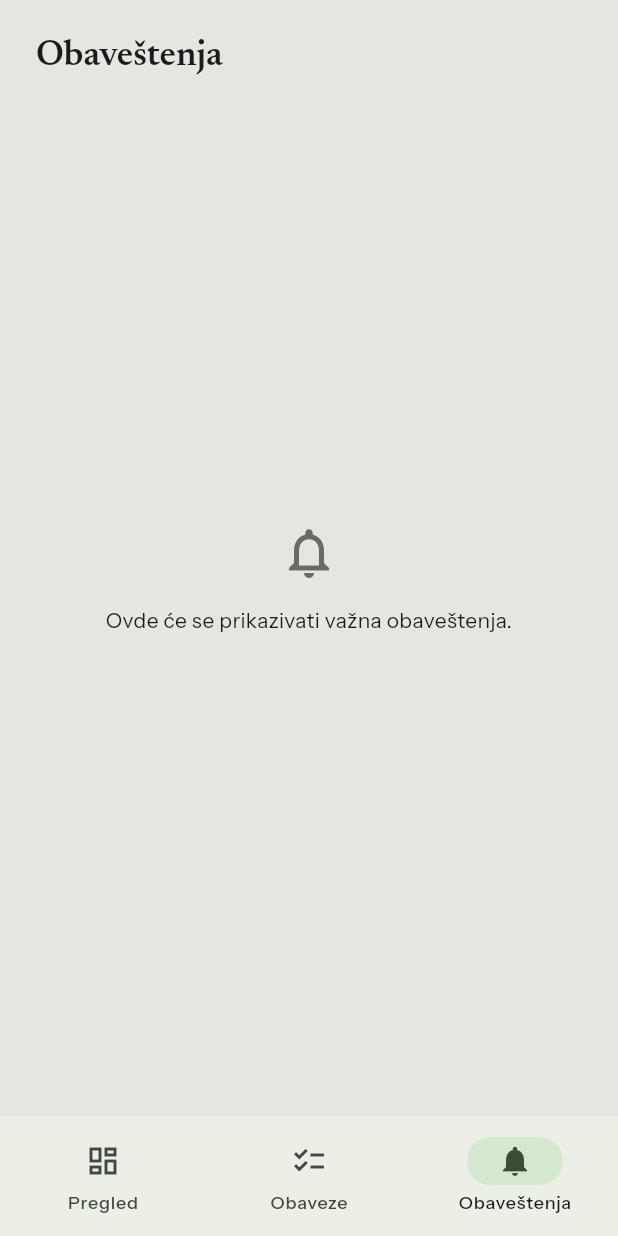
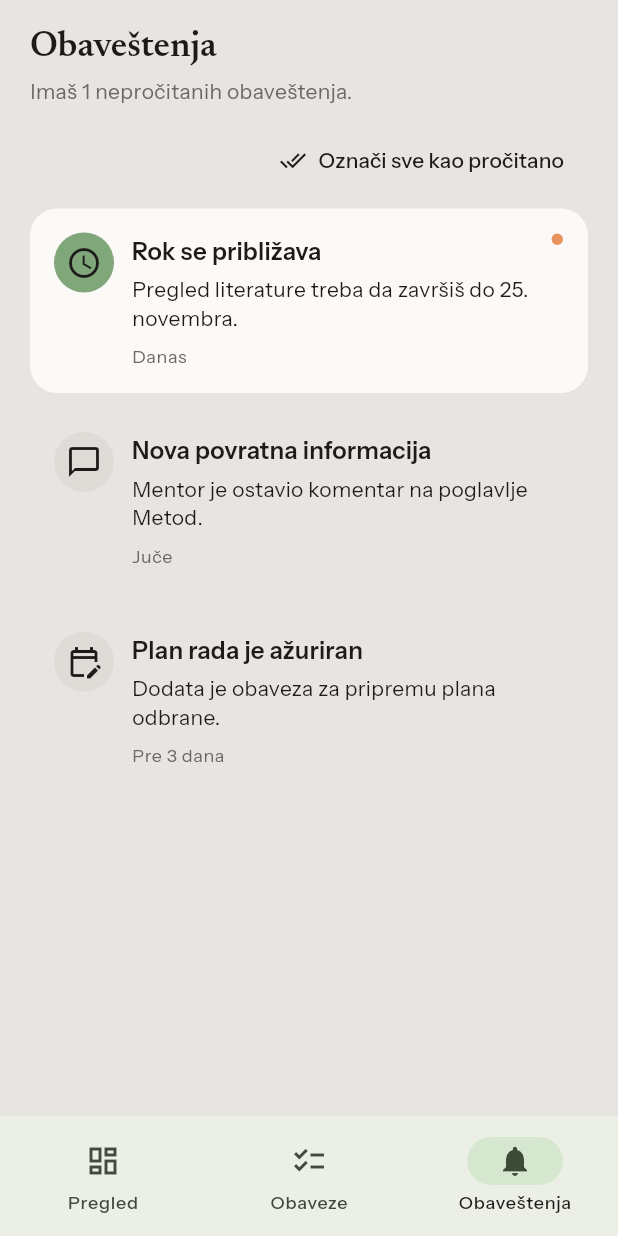
Before and after one commit to jovanabugarcic/satis, a Flutter app: the SatisShell screen opened directly, item 3 of the bottom bar chosen, on a phone screen of 412 x 824 dp. Run offline on Flutter 3.47's test engine with Material 3 defaults, Android fonts, the phone set to English and light mode, and no system bars.

Commit message:
dodat ekran za notifikacije

```diff
--- a/lib/navigation/satis_shell.dart
+++ b/lib/navigation/satis_shell.dart
@@ -1,6 +1,6 @@
 import 'package:flutter/material.dart';
 
-import '../core/theme/satis_palette.dart';
+import '../screens/notifications_screen.dart';
 import '../screens/obligations_screen.dart';
 import '../screens/student_dashboard_screen.dart';
 
@@ -38,11 +38,7 @@ class _SatisShellState extends State<SatisShell> {
     final pages = [ //spisak ekrana
       const StudentDashboardScreen(),
       const ObligationsScreen(),
-      const _PlaceholderPage(
-        title: 'Obaveštenja',
-        description: 'Ovde će se prikazivati važna obaveštenja.',
-        icon: Icons.notifications_outlined,
-      ),
+      const NotificationsScreen(),
     ];
 
     return Scaffold(//Vraća osnovni Material raspored ekrana
@@ -62,50 +58,3 @@ class _SatisShellState extends State<SatisShell> {
     );
   }
 }
-
-class _PlaceholderPage extends StatelessWidget {
-  const _PlaceholderPage({
-    required this.title,
-    required this.description,
-    required this.icon,
-  });
-
-  final String title;
-  final String description;
-  final IconData icon;
-
-  @override
-  Widget build(BuildContext context) {
-    final textTheme = Theme.of(context).textTheme;
-
-    return Scaffold(
-      backgroundColor: SatisPalette.background,
-      body: SafeArea(
-        child: Padding(
-          padding: const EdgeInsets.all(24),
-          child: Column(
-            crossAxisAlignment: CrossAxisAlignment.start,
-            children: [
-              Text(title, style: textTheme.headlineSmall),
-              const Spacer(),
-              Center(
-                child: Column(
-                  children: [
-                    Icon(icon, size: 40, color: SatisPalette.mutedText),
-                    const SizedBox(height: 16),
-                    Text(
-                      description,
-                      textAlign: TextAlign.center,
-                      style: textTheme.bodyMedium,
-                    ),
-                  ],
-                ),
-              ),
-              const Spacer(),
-            ],
-          ),
-        ),
-      ),
-    );
-  }
-}
--- /dev/null
+++ b/lib/screens/notifications_screen.dart
@@ -0,0 +1,182 @@
+import 'package:flutter/material.dart';
+
+import '../core/theme/satis_palette.dart';
+
+class NotificationsScreen extends StatefulWidget {
+  const NotificationsScreen({super.key});
+
+  @override
+  State<NotificationsScreen> createState() => _NotificationsScreenState();
+}
+
+class _NotificationsScreenState extends State<NotificationsScreen> {
+  final List<_AppNotification> _notifications = [ //lista obaveštenja koja se prikazuju na ekranu
+    _AppNotification(
+      title: 'Rok se približava',
+      message: 'Pregled literature treba da završiš do 25. novembra.',
+      timeLabel: 'Danas',
+      icon: Icons.schedule_outlined,
+    ),
+    _AppNotification(
+      title: 'Nova povratna informacija',
+      message: 'Mentor je ostavio komentar na poglavlje Metod.',
+      timeLabel: 'Juče',
+      icon: Icons.chat_bubble_outline,
+      isRead: true,
+    ),
+    _AppNotification(
+      title: 'Plan rada je ažuriran',
+      message: 'Dodata je obaveza za pripremu plana odbrane.',
+      timeLabel: 'Pre 3 dana',
+      icon: Icons.edit_calendar_outlined,
+      isRead: true,
+    ),
+  ];
+
+  int get _unreadCount => //prebrojava neprocitana obavestenja
+      _notifications.where((notification) => !notification.isRead).length;
+
+  void _markAsRead(_AppNotification notification) {
+    if (notification.isRead) return; //ako je obavestenje vec procitano, ne radi nista
+
+    setState(() {
+      notification.isRead = true;
+    });
+  }
+
+  void _markAllAsRead() {
+    setState(() { //flutter ponovo renderuje ekran sa novim stanjem, sve obavestenja se oznacavaju kao procitana
+      for (final notification in _notifications) {
+        notification.isRead = true;
+      }
+    });
+  }
+
+  @override
+  Widget build(BuildContext context) {
+    final textTheme = Theme.of(context).textTheme;
+
+    return Scaffold(
+      body: SafeArea(
+        child: ListView(
+          padding: const EdgeInsets.fromLTRB(20, 18, 20, 28),
+          children: [
+            Text('Obaveštenja', style: textTheme.headlineSmall),
+            const SizedBox(height: 6),
+            Text(
+              _unreadCount == 0
+                  ? 'Pročitala si sva obaveštenja.'
+                  : 'Imaš $_unreadCount nepročitanih obaveštenja.',
+              style: textTheme.bodyMedium?.copyWith(
+                color: SatisPalette.mutedText,
+              ),
+            ),
+            const SizedBox(height: 12),
+            Align(
+              alignment: Alignment.centerRight,
+              child: TextButton.icon(
+                onPressed: _unreadCount == 0 ? null : _markAllAsRead,
+                icon: const Icon(Icons.done_all),
+                label: const Text('Označi sve kao pročitano'),
+              ),
+            ),
+            const SizedBox(height: 8),
+            for (final notification in _notifications) ...[
+              _NotificationCard(
+                notification: notification,
+                onTap: () => _markAsRead(notification),
+              ),
+              const SizedBox(height: 10),
+            ],
+          ],
+        ),
+      ),
+    );
+  }
+}
+
+class _NotificationCard extends StatelessWidget {
+  const _NotificationCard({
+    required this.notification,
+    required this.onTap,
+  });
+
+  final _AppNotification notification;
+  final VoidCallback onTap; //govori kartici sta treba da uradi kada se klikne na nju, u ovom slucaju oznacava obavestenje kao procitano
+
+  @override
+  Widget build(BuildContext context) {
+    final textTheme = Theme.of(context).textTheme;
+    final isUnread = !notification.isRead;
+
+    return Material( //daje kartici pozadinu i zaobljene ivice
+      color: isUnread ? SatisPalette.surface : SatisPalette.background,
+      borderRadius: BorderRadius.circular(18),
+      child: InkWell( //omogućava dodir i vizuelni talasni efekat
+        onTap: onTap,
+        borderRadius: BorderRadius.circular(18),
+        child: Padding(
+          padding: const EdgeInsets.all(16),
+          child: Row(
+            crossAxisAlignment: CrossAxisAlignment.start,
+            children: [
+              CircleAvatar( //prikazuje ikonu obaveštenja.
+                backgroundColor: isUnread
+                    ? SatisPalette.sage
+                    : SatisPalette.line,
+                child: Icon(notification.icon, color: SatisPalette.ink),
+              ),
+              const SizedBox(width: 12),
+              Expanded(
+                child: Column(
+                  crossAxisAlignment: CrossAxisAlignment.start,
+                  children: [
+                    Row(
+                      crossAxisAlignment: CrossAxisAlignment.start,
+                      children: [
+                        Expanded(
+                          child: Text(
+                            notification.title,
+                            style: textTheme.titleMedium,
+                          ),
+                        ),
+                        if (isUnread) ...[
+                          const SizedBox(width: 8),
+                          const Icon(
+                            Icons.circle,
+                            size: 9,
+                            color: SatisPalette.apricot,
+                          ),
+                        ],
+                      ],
+                    ),
+                    const SizedBox(height: 5),
+                    Text(notification.message, style: textTheme.bodyMedium),
+                    const SizedBox(height: 8),
+                    Text(notification.timeLabel, style: textTheme.bodySmall),
+                  ],
+                ),
+              ),
+            ],
+          ),
+        ),
+      ),
+    );
+  }
+}
+
+class _AppNotification {
+  _AppNotification({
+    required this.title,
+    required this.message,
+    required this.timeLabel,
+    required this.icon,
+    this.isRead = false,
+  });
+
+  final String title;
+  final String message;
+  final String timeLabel;
+  final IconData icon;
+  bool isRead;
+}
```
